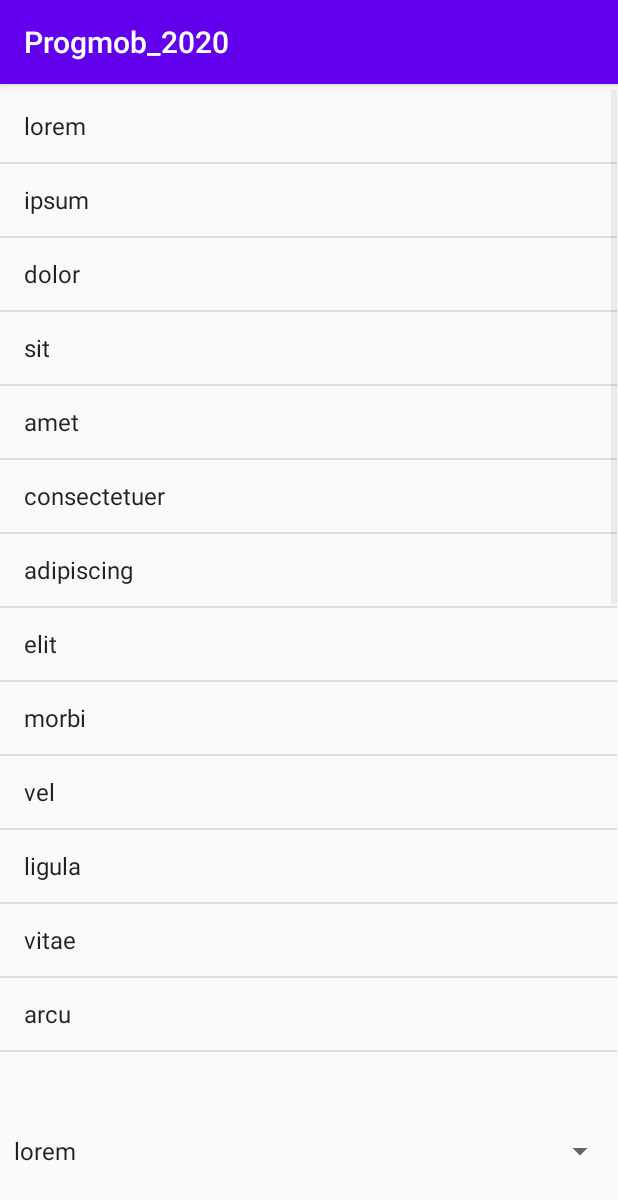
After one commit to RuendiHadi/progmob2020, an Android app: the ListActivity screen opened directly, with no data from a screen before it, on a phone screen of 412 x 824 dp. The commit adds this screen. Shown: the top 1200 px of the screen. Run offline under Robolectric (Android 15) with nearby library versions, the phone set to English and light mode, and no system bars.

Commit message:
Tutorial Layout dan Tugas 3 List View sudah selesai

```diff
--- a/app/src/main/AndroidManifest.xml
+++ b/app/src/main/AndroidManifest.xml
@@ -9,7 +9,8 @@
         android:roundIcon="@mipmap/ic_launcher_round"
         android:supportsRtl="true"
         android:theme="@style/AppTheme">
-        <activity android:name=".TrackerActivity"></activity>
+        <activity android:name=".Pertemuan2.ListActivity"></activity>
+        <activity android:name=".TrackerActivity" />
         <activity android:name=".HelpActivity" />
         <activity android:name=".MainActivity">
             <intent-filter>
--- /dev/null
+++ b/app/src/main/java/ukdw/com/progmob_2020/Pertemuan2/ListActivity.java
@@ -0,0 +1,54 @@
+package ukdw.com.progmob_2020.Pertemuan2;
+
+import androidx.annotation.Nullable;
+import androidx.appcompat.app.AppCompatActivity;
+import android.os.Bundle;
+import android.view.View;
+import android.widget.AdapterView;
+import android.widget.ArrayAdapter;
+import android.widget.ListView;
+import android.widget.Spinner;
+import android.widget.Toast;
+
+import ukdw.com.progmob_2020.R;
+
+public class ListActivity extends AppCompatActivity {
+
+    String[] items={"lorem", "ipsum", "dolor", "sit", "amet",
+            "consectetuer", "adipiscing", "elit", "morbi", "vel",
+            "ligula", "vitae", "arcu", "aliquet", "mollis",
+            "etiam", "vel", "erat", "placerat", "ante",
+            "porttitor", "sodales", "pellentesque", "augue", "purus"};
+
+    @Override
+    protected void onCreate(Bundle savedInstanceState) {
+        super.onCreate(savedInstanceState);
+        setContentView(R.layout.activity_list);
+
+        ListView lv = (ListView)findViewById(R.id.lvLatihan);
+        Spinner sp = (Spinner)findViewById(R.id.spinnerLatihan);
+
+        lv.setAdapter(new ArrayAdapter<String>(ListActivity.this, android.R.layout.simple_list_item_1,items));
+        ArrayAdapter<String> aa = new ArrayAdapter<String>(ListActivity.this,android.R.layout.simple_spinner_item,items);
+        sp.setAdapter(aa);
+
+        lv.setOnItemClickListener(new AdapterView.OnItemClickListener(){
+            @Override
+            public void onItemClick(AdapterView<?> adapterView, View view, int i, long l) {
+                Toast.makeText(ListActivity.this, "Anda Memilih: " + items[i],Toast.LENGTH_LONG).show();
+            }
+        });
+
+        sp.setOnItemSelectedListener(new AdapterView.OnItemSelectedListener() {
+            @Override
+            public void onItemSelected(AdapterView<?> parent, View view, int i, long l) {
+                Toast.makeText(ListActivity.this,"Anda memilih: " + items[i],Toast.LENGTH_LONG).show();
+            }
+
+            @Override
+            public void onNothingSelected(AdapterView<?> parent) {
+                Toast.makeText(ListActivity.this,"Anda tidak memilih",Toast.LENGTH_LONG).show();
+            }
+        });
+    }
+}
--- /dev/null
+++ b/app/src/main/res/layout/activity_list.xml
@@ -0,0 +1,27 @@
+<?xml version="1.0" encoding="utf-8"?>
+<androidx.constraintlayout.widget.ConstraintLayout xmlns:android="http://schemas.android.com/apk/res/android"
+    xmlns:app="http://schemas.android.com/apk/res-auto"
+    xmlns:tools="http://schemas.android.com/tools"
+    android:layout_width="match_parent"
+    android:layout_height="match_parent"
+    tools:context=".Pertemuan2.ListActivity">
+
+    <ListView
+        android:id="@+id/lvLatihan"
+        android:layout_width="411dp"
+        android:layout_height="650dp"
+        android:layout_marginTop="4dp"
+        app:layout_constraintEnd_toEndOf="parent"
+        app:layout_constraintHorizontal_bias="0.0"
+        app:layout_constraintStart_toStartOf="parent"
+        app:layout_constraintTop_toTopOf="parent" />
+
+    <Spinner
+        android:id="@+id/spinnerLatihan"
+        android:layout_width="409dp"
+        android:layout_height="wrap_content"
+        app:layout_constraintBottom_toBottomOf="parent"
+        app:layout_constraintEnd_toEndOf="parent"
+        app:layout_constraintStart_toStartOf="parent"
+        app:layout_constraintTop_toBottomOf="@+id/lvLatihan" />
+</androidx.constraintlayout.widget.ConstraintLayout>
```
Also changed, not shown: app/src/main/java/ukdw/com/progmob_2020/MainActivity.java (+14 -0 lines), app/src/main/res/layout/activity_main.xml (+37 -6 lines).
